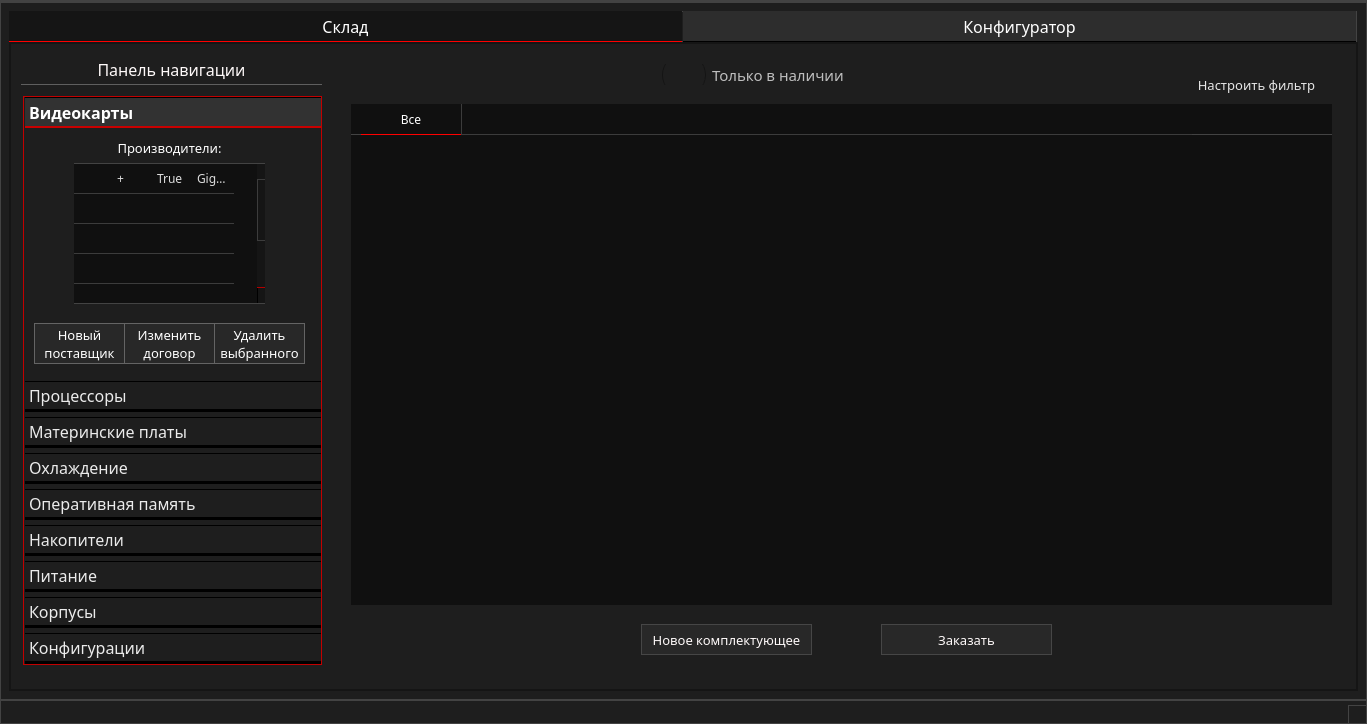
Above: ui/main_interface.ui from marginalprog/git_pcconf before the change. Below: the same form after it.
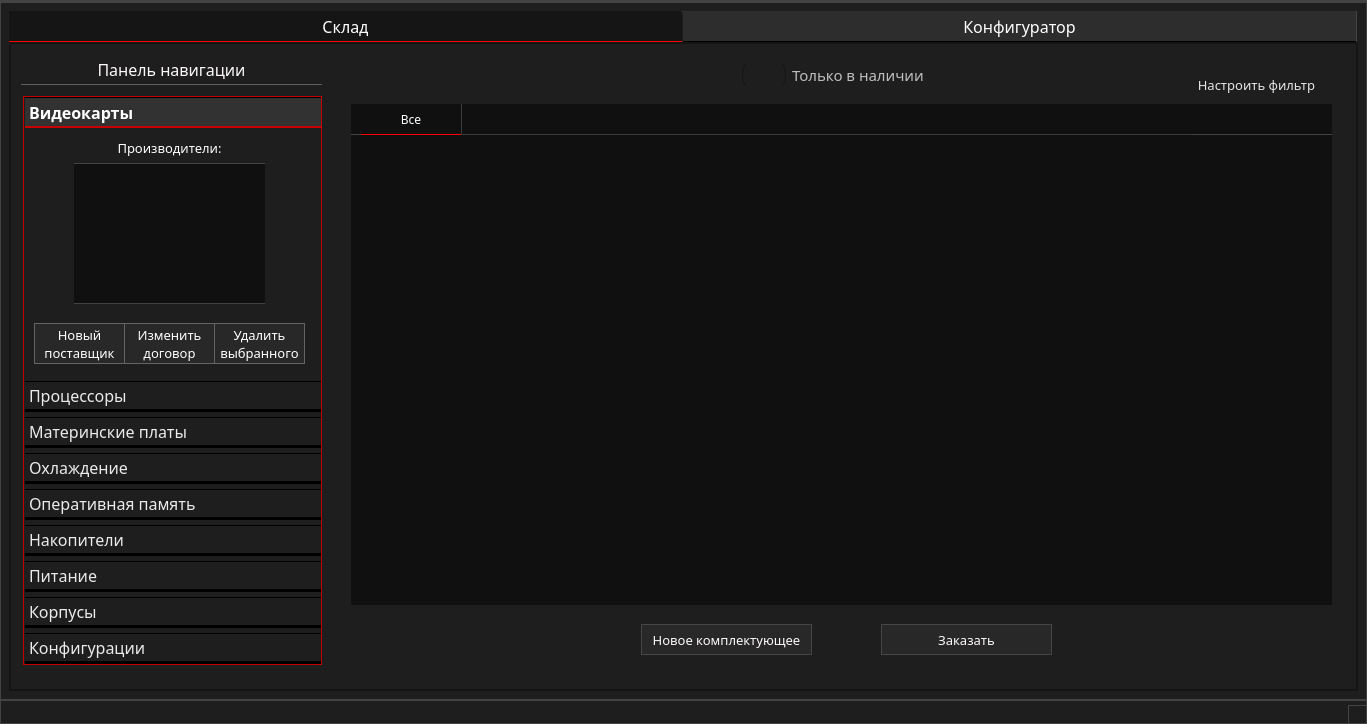
That is the form after the change. Icons and pictures are not drawn.

```diff
--- a/ui/main_interface.ui
+++ b/ui/main_interface.ui
@@ -567,41 +567,6 @@
            <attribute name="verticalHeaderMinimumSectionSize">
             <number>10</number>
            </attribute>
-           <row>
-            <property name="text">
-             <string>w</string>
-            </property>
-           </row>
-           <row>
-            <property name="text">
-             <string>New Row</string>
-            </property>
-           </row>
-           <row>
-            <property name="text">
-             <string>New Row</string>
-            </property>
-           </row>
-           <row>
-            <property name="text">
-             <string>New Row</string>
-            </property>
-           </row>
-           <row>
-            <property name="text">
-             <string>New Row</string>
-            </property>
-           </row>
-           <row>
-            <property name="text">
-             <string>New Row</string>
-            </property>
-           </row>
-           <row>
-            <property name="text">
-             <string>New Row</string>
-            </property>
-           </row>
            <column>
             <property name="text">
              <string>Выбор</string>
@@ -622,51 +587,6 @@
              <string>Название</string>
             </property>
            </column>
-           <item row="0" column="1">
-            <property name="text">
-             <string>+</string>
-            </property>
-           </item>
-           <item row="0" column="2">
-            <property name="text">
-             <string>True</string>
-            </property>
-           </item>
-           <item row="0" column="3">
-            <property name="text">
-             <string>Gigabyte</string>
-            </property>
-           </item>
-           <item row="5" column="1">
-            <property name="text">
-             <string>+</string>
-            </property>
-           </item>
-           <item row="5" column="2">
-            <property name="text">
-             <string>True</string>
-            </property>
-           </item>
-           <item row="5" column="3">
-            <property name="text">
-             <string>Asus</string>
-            </property>
-           </item>
-           <item row="6" column="1">
-            <property name="text">
-             <string>-</string>
-            </property>
-           </item>
-           <item row="6" column="2">
-            <property name="text">
-             <string>False</string>
-            </property>
-           </item>
-           <item row="6" column="3">
-            <property name="text">
-             <string>Nvidia</string>
-            </property>
-           </item>
           </widget>
           <widget class="QPushButton" name="btnCngVideoProizv">
            <property name="geometry">
@@ -4200,9 +4120,9 @@
        <widget class="QRadioButton" name="rbSklad">
         <property name="geometry">
          <rect>
-          <x>650</x>
+          <x>730</x>
           <y>20</y>
-          <width>281</width>
+          <width>201</width>
           <height>21</height>
          </rect>
         </property>
@@ -4226,7 +4146,7 @@
 QRadioButton:hover{
 	color: white;
 }
-QRadioButton:selected
+QRadioButton:checked
 {
 	color: white;
 }
```
Left out of the diff: 581 changed lines with no effect on the pictures.
